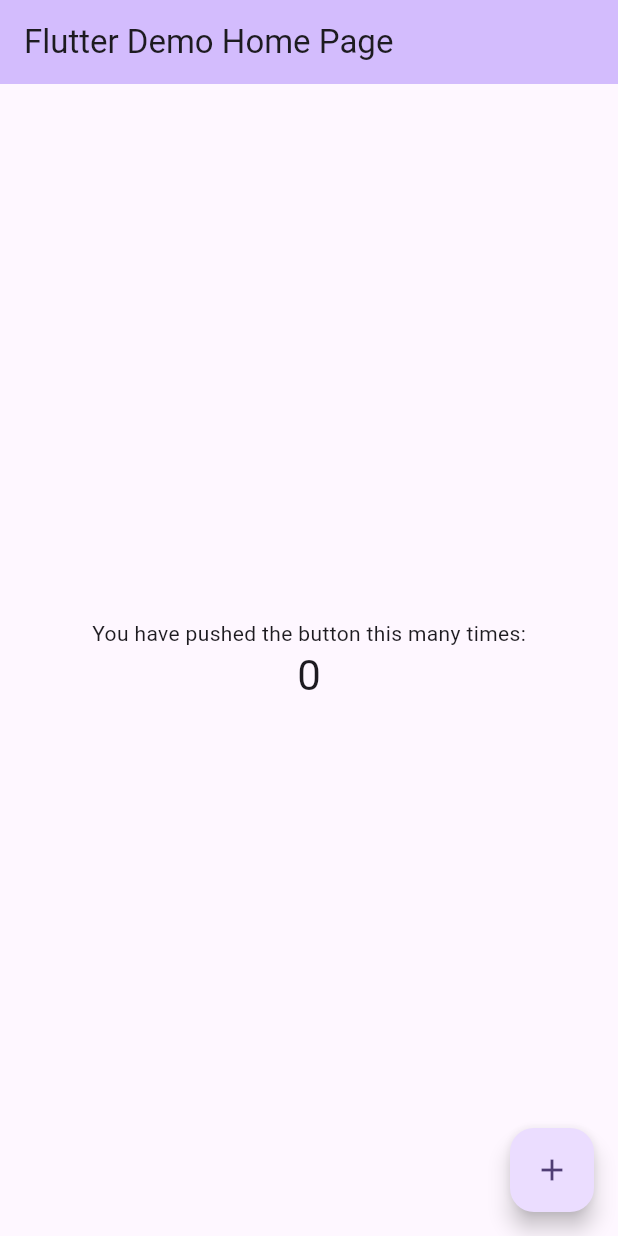
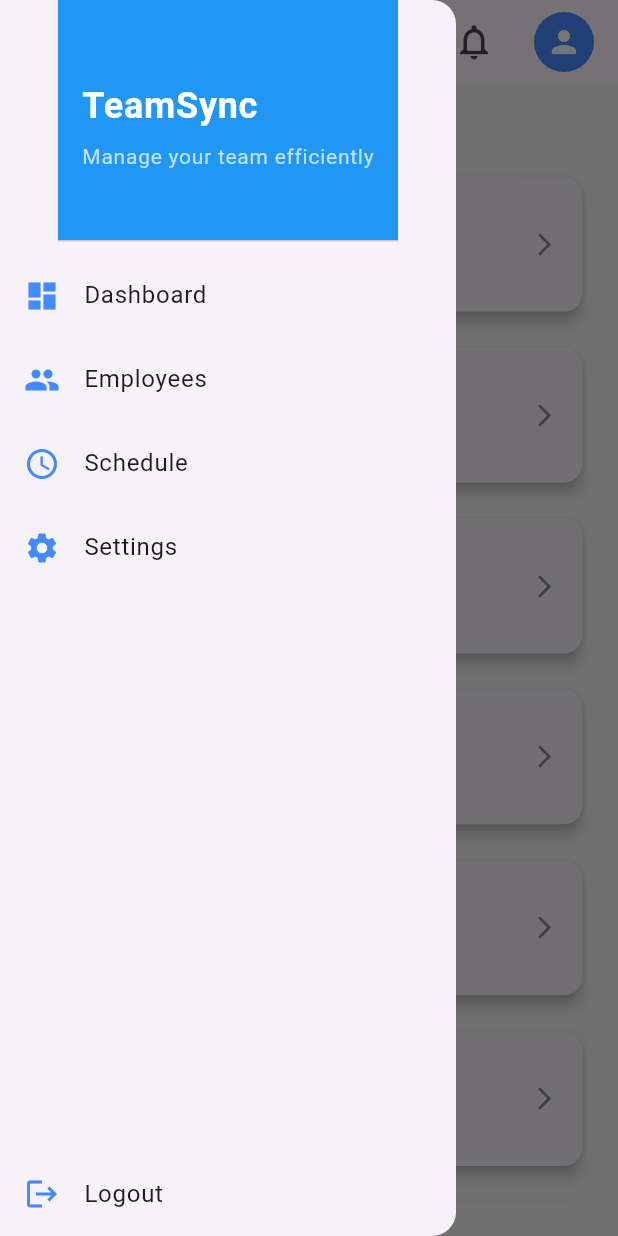
Before and after one commit to emnggprw/teamsync, a Flutter app: the screen it shows after launch, with the side drawer open (before the commit the screen has no drawer), on a phone screen of 412 x 824 dp. Run offline on Flutter 3.47's test engine with Material 3 defaults, Android fonts, the phone set to English and light mode, and no system bars.

Commit message:
First UI draft

```diff
--- a/lib/main.dart
+++ b/lib/main.dart
@@ -1,125 +1,169 @@
 import 'package:flutter/material.dart';
 
 void main() {
-  runApp(const MyApp());
+  runApp(TeamSyncApp());
 }
 
-class MyApp extends StatelessWidget {
-  const MyApp({super.key});
-
-  // This widget is the root of your application.
+class TeamSyncApp extends StatelessWidget {
   @override
   Widget build(BuildContext context) {
     return MaterialApp(
-      title: 'Flutter Demo',
+      title: 'TeamSync',
+      debugShowCheckedModeBanner: false,
       theme: ThemeData(
-        // This is the theme of your application.
-        //
-        // TRY THIS: Try running your application with "flutter run". You'll see
-        // the application has a purple toolbar. Then, without quitting the app,
-        // try changing the seedColor in the colorScheme below to Colors.green
-        // and then invoke "hot reload" (save your changes or press the "hot
-        // reload" button in a Flutter-supported IDE, or press "r" if you used
-        // the command line to start the app).
-        //
-        // Notice that the counter didn't reset back to zero; the application
-        // state is not lost during the reload. To reset the state, use hot
-        // restart instead.
-        //
-        // This works for code too, not just values: Most code changes can be
-        // tested with just a hot reload.
-        colorScheme: ColorScheme.fromSeed(seedColor: Colors.deepPurple),
-        useMaterial3: true,
+        primarySwatch: Colors.blue,
+        scaffoldBackgroundColor: Colors.grey[100],
+        textTheme: TextTheme(
+          titleLarge: TextStyle(fontSize: 22, fontWeight: FontWeight.bold, color: Colors.black87),
+          bodyMedium: TextStyle(fontSize: 16, color: Colors.black87),
+        ),
       ),
-      home: const MyHomePage(title: 'Flutter Demo Home Page'),
+      home: DashboardScreen(),
     );
   }
 }
 
-class MyHomePage extends StatefulWidget {
-  const MyHomePage({super.key, required this.title});
-
-  // This widget is the home page of your application. It is stateful, meaning
-  // that it has a State object (defined below) that contains fields that affect
-  // how it looks.
-
-  // This class is the configuration for the state. It holds the values (in this
-  // case the title) provided by the parent (in this case the App widget) and
-  // used by the build method of the State. Fields in a Widget subclass are
-  // always marked "final".
-
-  final String title;
-
+class DashboardScreen extends StatelessWidget {
   @override
-  State<MyHomePage> createState() => _MyHomePageState();
+  Widget build(BuildContext context) {
+    return Scaffold(
+      appBar: AppBar(
+        title: Text('TeamSync Dashboard', style: TextStyle(fontWeight: FontWeight.bold)),
+        actions: [
+          IconButton(
+            icon: Icon(Icons.notifications_none, size: 28),
+            onPressed: () {},
+          ),
+          Padding(
+            padding: EdgeInsets.symmetric(horizontal: 16.0),
+            child: CircleAvatar(
+              backgroundColor: Colors.blueAccent,
+              child: Icon(Icons.person, color: Colors.white),
+            ),
+          ),
+        ],
+      ),
+      drawer: ResponsiveDrawer(),
+      body: LayoutBuilder(
+        builder: (context, constraints) {
+          bool isWideScreen = constraints.maxWidth >= 800;
+          return Row(
+            children: [
+              if (isWideScreen) Expanded(flex: 2, child: ResponsiveDrawer(isCollapsed: false)),
+              Expanded(
+                flex: 6,
+                child: Padding(
+                  padding: EdgeInsets.all(20.0),
+                  child: Column(
+                    crossAxisAlignment: CrossAxisAlignment.start,
+                    children: [
+                      Text('Employee List', style: Theme.of(context).textTheme.titleLarge), // FIXED
+                      SizedBox(height: 10),
+                      Expanded(
+                        child: LayoutBuilder(
+                          builder: (context, constraints) {
+                            int crossAxisCount = isWideScreen ? 3 : 1;
+                            return GridView.builder(
+                              gridDelegate: SliverGridDelegateWithFixedCrossAxisCount(
+                                crossAxisCount: crossAxisCount,
+                                crossAxisSpacing: 16,
+                                mainAxisSpacing: 16,
+                                childAspectRatio: 3.8,
+                              ),
+                              itemCount: 12,
+                              itemBuilder: (context, index) {
+                                return EmployeeCard(index: index);
+                              },
+                            );
+                          },
+                        ),
+                      ),
+                    ],
+                  ),
+                ),
+              ),
+            ],
+          );
+        },
+      ),
+    );
+  }
 }
 
-class _MyHomePageState extends State<MyHomePage> {
-  int _counter = 0;
-
-  void _incrementCounter() {
-    setState(() {
-      // This call to setState tells the Flutter framework that something has
-      // changed in this State, which causes it to rerun the build method below
-      // so that the display can reflect the updated values. If we changed
-      // _counter without calling setState(), then the build method would not be
-      // called again, and so nothing would appear to happen.
-      _counter++;
-    });
-  }
+class ResponsiveDrawer extends StatelessWidget {
+  final bool isCollapsed;
+  ResponsiveDrawer({this.isCollapsed = true});
 
   @override
   Widget build(BuildContext context) {
-    // This method is rerun every time setState is called, for instance as done
-    // by the _incrementCounter method above.
-    //
-    // The Flutter framework has been optimized to make rerunning build methods
-    // fast, so that you can just rebuild anything that needs updating rather
-    // than having to individually change instances of widgets.
-    return Scaffold(
-      appBar: AppBar(
-        // TRY THIS: Try changing the color here to a specific color (to
-        // Colors.amber, perhaps?) and trigger a hot reload to see the AppBar
-        // change color while the other colors stay the same.
-        backgroundColor: Theme.of(context).colorScheme.inversePrimary,
-        // Here we take the value from the MyHomePage object that was created by
-        // the App.build method, and use it to set our appbar title.
-        title: Text(widget.title),
+    return Drawer(
+      child: Column(
+        children: [
+          DrawerHeader(
+            decoration: BoxDecoration(color: Colors.blue),
+            child: Column(
+              crossAxisAlignment: CrossAxisAlignment.start,
+              mainAxisAlignment: MainAxisAlignment.center,
+              children: [
+                Text('TeamSync', style: TextStyle(color: Colors.white, fontSize: 24, fontWeight: FontWeight.bold)),
+                SizedBox(height: 6),
+                Text('Manage your team efficiently', style: TextStyle(color: Colors.white70, fontSize: 14)),
+              ],
+            ),
+          ),
+          _drawerItem(icon: Icons.dashboard, text: 'Dashboard', onTap: () {}),
+          _drawerItem(icon: Icons.people, text: 'Employees', onTap: () {}),
+          _drawerItem(icon: Icons.schedule, text: 'Schedule', onTap: () {}),
+          _drawerItem(icon: Icons.settings, text: 'Settings', onTap: () {}),
+          Spacer(),
+          _drawerItem(icon: Icons.logout, text: 'Logout', onTap: () {}),
+        ],
       ),
-      body: Center(
-        // Center is a layout widget. It takes a single child and positions it
-        // in the middle of the parent.
-        child: Column(
-          // Column is also a layout widget. It takes a list of children and
-          // arranges them vertically. By default, it sizes itself to fit its
-          // children horizontally, and tries to be as tall as its parent.
-          //
-          // Column has various properties to control how it sizes itself and
-          // how it positions its children. Here we use mainAxisAlignment to
-          // center the children vertically; the main axis here is the vertical
-          // axis because Columns are vertical (the cross axis would be
-          // horizontal).
-          //
-          // TRY THIS: Invoke "debug painting" (choose the "Toggle Debug Paint"
-          // action in the IDE, or press "p" in the console), to see the
-          // wireframe for each widget.
-          mainAxisAlignment: MainAxisAlignment.center,
-          children: <Widget>[
-            const Text(
-              'You have pushed the button this many times:',
+    );
+  }
+
+  ListTile _drawerItem({required IconData icon, required String text, required VoidCallback onTap}) {
+    return ListTile(
+      leading: Icon(icon, color: Colors.blueAccent),
+      title: Text(text, style: TextStyle(fontSize: 16)),
+      onTap: onTap,
+    );
+  }
+}
+
+class EmployeeCard extends StatelessWidget {
+  final int index;
+  EmployeeCard({required this.index});
+
+  @override
+  Widget build(BuildContext context) {
+    return Card(
+      elevation: 4,
+      shape: RoundedRectangleBorder(borderRadius: BorderRadius.circular(12)),
+      child: Padding(
+        padding: EdgeInsets.symmetric(horizontal: 16, vertical: 12),
+        child: Row(
+          children: [
+            CircleAvatar(
+              radius: 24,
+              backgroundColor: Colors.blueAccent,
+              child: Text('E${index + 1}', style: TextStyle(color: Colors.white, fontWeight: FontWeight.bold)),
             ),
-            Text(
-              '$_counter',
-              style: Theme.of(context).textTheme.headlineMedium,
+            SizedBox(width: 16),
+            Expanded(
+              child: Column(
+                crossAxisAlignment: CrossAxisAlignment.start,
+                children: [
+                  Text('Employee ${index + 1}', style: TextStyle(fontWeight: FontWeight.w500, fontSize: 16)),
+                  SizedBox(height: 4),
+                  Text('Position: Manager', style: TextStyle(fontSize: 14, color: Colors.black54)),
+                ],
+              ),
             ),
+            Icon(Icons.arrow_forward_ios, size: 18, color: Colors.black45),
           ],
         ),
       ),
-      floatingActionButton: FloatingActionButton(
-        onPressed: _incrementCounter,
-        tooltip: 'Increment',
-        child: const Icon(Icons.add),
-      ), // This trailing comma makes auto-formatting nicer for build methods.
     );
   }
 }
```
